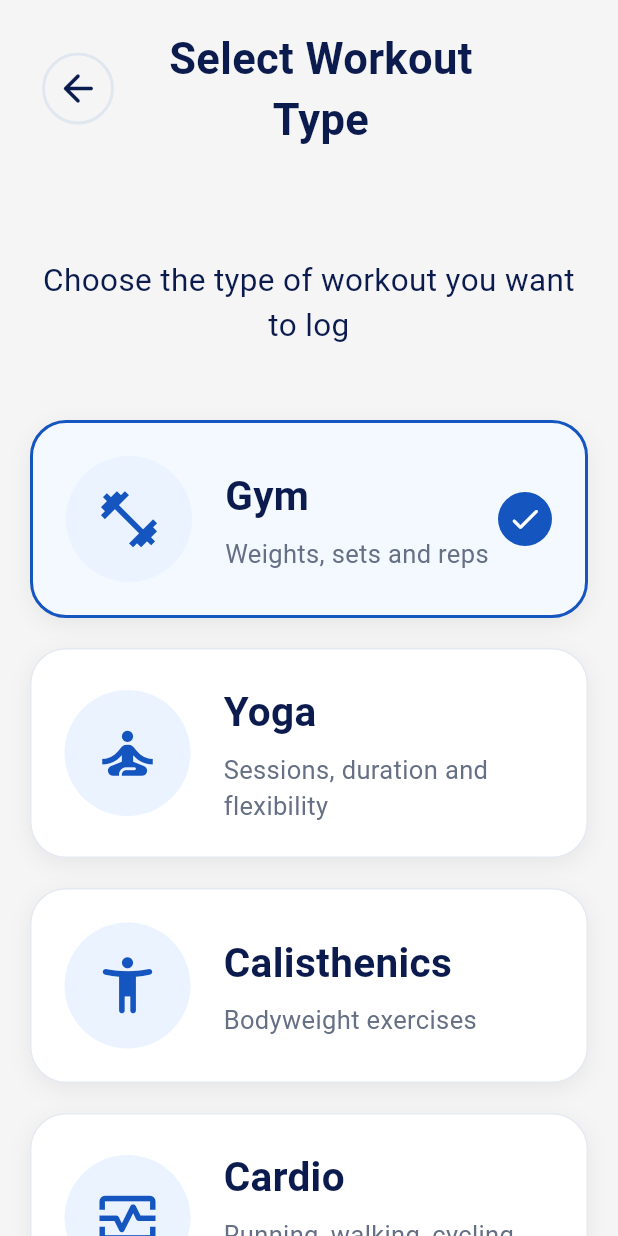
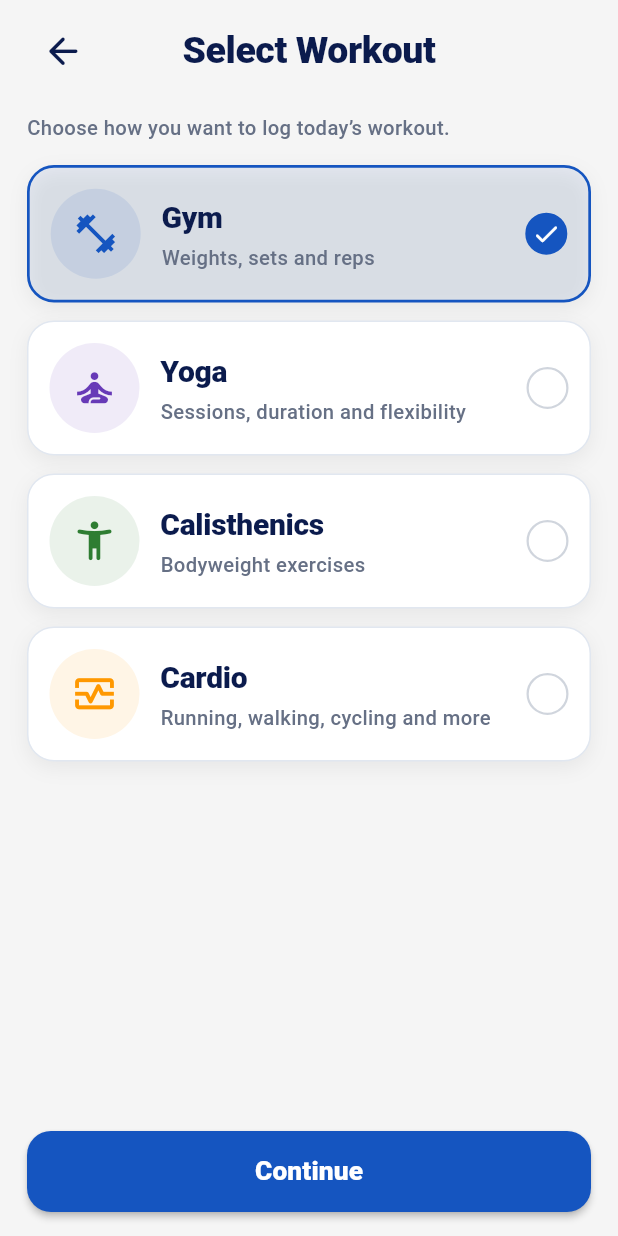
Before and after one commit to ajeetkr05/fitza, a Flutter app: the SelectWorkoutTypeScreen screen opened directly, on a phone screen of 412 x 824 dp. Run offline on Flutter 3.47's test engine with Material 3 defaults, Android fonts, the phone set to English and light mode, and no system bars; our stand-ins replace cloud_firestore, firebase_auth, firebase_core; accounts and stored records are empty.

Commit message:
Refine select workout type screen

```diff
--- a/lib/screens/progress/log_workout/select_workout_type_screen.dart
+++ b/lib/screens/progress/log_workout/select_workout_type_screen.dart
@@ -18,6 +18,8 @@ class _SelectWorkoutTypeScreenState extends State<SelectWorkoutTypeScreen> {
   static const Color primaryBlue = Color(0xFF1555C0);
   static const Color darkText = Color(0xFF0B1B4D);
   static const Color greyText = Color(0xFF667085);
+  static const Color background = Color(0xFFF5F5F5);
+  static const Color successGreen = Color(0xFF2E7D32);
 
   void _continue() {
     Widget nextScreen;
@@ -49,98 +51,113 @@ class _SelectWorkoutTypeScreenState extends State<SelectWorkoutTypeScreen> {
   @override
   Widget build(BuildContext context) {
     return Scaffold(
-      backgroundColor: const Color(0xFFF5F5F5),
+      backgroundColor: background,
       body: SafeArea(
+        child: Column(
+          children: [
+            Expanded(
               child: SingleChildScrollView(
-          padding: const EdgeInsets.fromLTRB(20, 18, 20, 28),
+                padding: const EdgeInsets.fromLTRB(18, 10, 18, 18),
                 child: Column(
                   children: [
                     Row(
                       children: [
                         IconButton(
                           onPressed: () => Navigator.pop(context),
-                    icon: Container(
-                      height: 48,
-                      width: 48,
-                      decoration: BoxDecoration(
-                        shape: BoxShape.circle,
-                        border: Border.all(
-                          color: const Color(0xFFE1E7F0),
-                          width: 2,
-                        ),
-                      ),
-                      child: const Icon(
+                          icon: const Icon(
                             Icons.arrow_back_rounded,
                             color: darkText,
-                        size: 30,
-                      ),
+                            size: 29,
                           ),
                         ),
                         const Expanded(
                           child: Text(
-                      'Select Workout Type',
+                            'Select Workout',
                             textAlign: TextAlign.center,
                             style: TextStyle(
                               color: darkText,
-                        fontSize: 29,
-                        fontWeight: FontWeight.bold,
+                              fontSize: 25,
+                              fontWeight: FontWeight.w800,
+                              letterSpacing: -0.3,
                             ),
                           ),
                         ),
                         const SizedBox(width: 48),
                       ],
                     ),
-              const SizedBox(height: 72),
-              const Text(
-                'Choose the type of workout you want to log',
-                textAlign: TextAlign.center,
+
+                    const SizedBox(height: 18),
+
+                    const Align(
+                      alignment: Alignment.centerLeft,
+                      child: Text(
+                        'Choose how you want to log today’s workout.',
                         style: TextStyle(
-                  color: darkText,
-                  fontSize: 21,
+                          color: greyText,
+                          fontSize: 13.5,
+                          height: 1.35,
+                          fontWeight: FontWeight.w500,
                         ),
                       ),
-              const SizedBox(height: 48),
+                    ),
+
+                    const SizedBox(height: 16),
+
                     _workoutOption(
                       title: 'Gym',
                       subtitle: 'Weights, sets and reps',
                       icon: Icons.fitness_center_outlined,
                     ),
-              const SizedBox(height: 20),
+
+                    const SizedBox(height: 12),
+
                     _workoutOption(
                       title: 'Yoga',
                       subtitle: 'Sessions, duration and flexibility',
                       icon: Icons.self_improvement_outlined,
                     ),
-              const SizedBox(height: 20),
+
+                    const SizedBox(height: 12),
+
                     _workoutOption(
                       title: 'Calisthenics',
                       subtitle: 'Bodyweight exercises',
                       icon: Icons.accessibility_new_rounded,
                     ),
-              const SizedBox(height: 20),
+
+                    const SizedBox(height: 12),
+
                     _workoutOption(
                       title: 'Cardio',
                       subtitle: 'Running, walking, cycling and more',
                       icon: Icons.monitor_heart_outlined,
                     ),
-              const SizedBox(height: 38),
-              SizedBox(
+                  ],
+                ),
+              ),
+            ),
+
+            Padding(
+              padding: const EdgeInsets.fromLTRB(18, 10, 18, 16),
+              child: SizedBox(
                 width: double.infinity,
-                height: 60,
+                height: 54,
                 child: ElevatedButton(
                   onPressed: _continue,
                   style: ElevatedButton.styleFrom(
                     backgroundColor: primaryBlue,
                     foregroundColor: Colors.white,
                     shape: RoundedRectangleBorder(
-                      borderRadius: BorderRadius.circular(18),
+                      borderRadius: BorderRadius.circular(16),
                     ),
+                    elevation: 2,
                   ),
                   child: const Text(
                     'Continue',
                     style: TextStyle(
-                      fontSize: 22,
-                      fontWeight: FontWeight.bold,
+                      fontSize: 17.5,
+                      fontWeight: FontWeight.w800,
+                    ),
                   ),
                 ),
               ),
@@ -148,8 +165,20 @@ class _SelectWorkoutTypeScreenState extends State<SelectWorkoutTypeScreen> {
           ],
         ),
       ),
-      ),
     );
+  }
+
+  Color _workoutIconColor(String workoutType) {
+    switch (workoutType) {
+      case 'Yoga':
+        return Colors.deepPurple;
+      case 'Calisthenics':
+        return successGreen;
+      case 'Cardio':
+        return Colors.orange;
+      default:
+        return primaryBlue;
+    }
   }
 
   Widget _workoutOption({
@@ -158,28 +187,35 @@ class _SelectWorkoutTypeScreenState extends State<SelectWorkoutTypeScreen> {
     required IconData icon,
   }) {
     final isSelected = _selectedWorkoutType == title;
+    final iconColor = _workoutIconColor(title);
 
-    return InkWell(
-      borderRadius: BorderRadius.circular(24),
+    return Material(
+      color: Colors.transparent,
+      child: InkWell(
+        borderRadius: BorderRadius.circular(18),
         onTap: () {
           setState(() {
             _selectedWorkoutType = title;
           });
         },
-      child: Container(
+        child: AnimatedContainer(
+          duration: const Duration(milliseconds: 180),
+          curve: Curves.easeOut,
           width: double.infinity,
-        padding: const EdgeInsets.all(22),
+          padding: const EdgeInsets.all(14),
           decoration: BoxDecoration(
-          color: isSelected ? const Color(0xFFF4F8FF) : Colors.white,
-          borderRadius: BorderRadius.circular(24),
+            color: isSelected
+                ? iconColor.withValues(alpha: 0.07)
+                : Colors.white,
+            borderRadius: BorderRadius.circular(18),
             border: Border.all(
-            color: isSelected ? primaryBlue : const Color(0xFFE5EAF2),
-            width: isSelected ? 2 : 1,
+              color: isSelected ? iconColor : const Color(0xFFE1E7F0),
+              width: isSelected ? 1.8 : 1,
             ),
             boxShadow: const [
               BoxShadow(
-              color: Color(0x10000000),
-              blurRadius: 12,
+                color: Color(0x0F000000),
+                blurRadius: 10,
                 offset: Offset(0, 4),
               ),
             ],
@@ -187,49 +223,72 @@ class _SelectWorkoutTypeScreenState extends State<SelectWorkoutTypeScreen> {
           child: Row(
             children: [
               CircleAvatar(
-              radius: 42,
-              backgroundColor: const Color(0xFFEAF3FF),
+                radius: 30,
+                backgroundColor: iconColor.withValues(alpha: 0.10),
                 child: Icon(
                   icon,
-                size: 45,
-                color: primaryBlue,
+                  size: 31,
+                  color: iconColor,
                 ),
               ),
-            const SizedBox(width: 22),
+
+              const SizedBox(width: 14),
+
               Expanded(
                 child: Column(
                   crossAxisAlignment: CrossAxisAlignment.start,
                   children: [
                     Text(
                       title,
+                      maxLines: 1,
+                      overflow: TextOverflow.ellipsis,
                       style: const TextStyle(
                         color: darkText,
-                      fontSize: 27,
-                      fontWeight: FontWeight.bold,
+                        fontSize: 20,
+                        fontWeight: FontWeight.w800,
+                        letterSpacing: -0.2,
                       ),
                     ),
-                  const SizedBox(height: 7),
+                    const SizedBox(height: 4),
                     Text(
                       subtitle,
+                      maxLines: 2,
+                      overflow: TextOverflow.ellipsis,
                       style: const TextStyle(
                         color: greyText,
-                      fontSize: 17,
+                        fontSize: 13.5,
+                        height: 1.25,
+                        fontWeight: FontWeight.w500,
                       ),
                     ),
                   ],
                 ),
               ),
-            if (isSelected)
-              const CircleAvatar(
-                radius: 18,
-                backgroundColor: primaryBlue,
-                child: Icon(
+
+              const SizedBox(width: 10),
+
+              AnimatedContainer(
+                duration: const Duration(milliseconds: 180),
+                height: 28,
+                width: 28,
+                decoration: BoxDecoration(
+                  shape: BoxShape.circle,
+                  color: isSelected ? iconColor : Colors.white,
+                  border: Border.all(
+                    color: isSelected ? iconColor : const Color(0xFFD0D5DD),
+                    width: 1.5,
+                  ),
+                ),
+                child: isSelected
+                    ? const Icon(
                         Icons.check_rounded,
                         color: Colors.white,
-                  size: 24,
-                ),
+                        size: 20,
+                      )
+                    : null,
               ),
             ],
+          ),
         ),
       ),
     );
```
Lines whose indentation alone changed are shown as unchanged.
